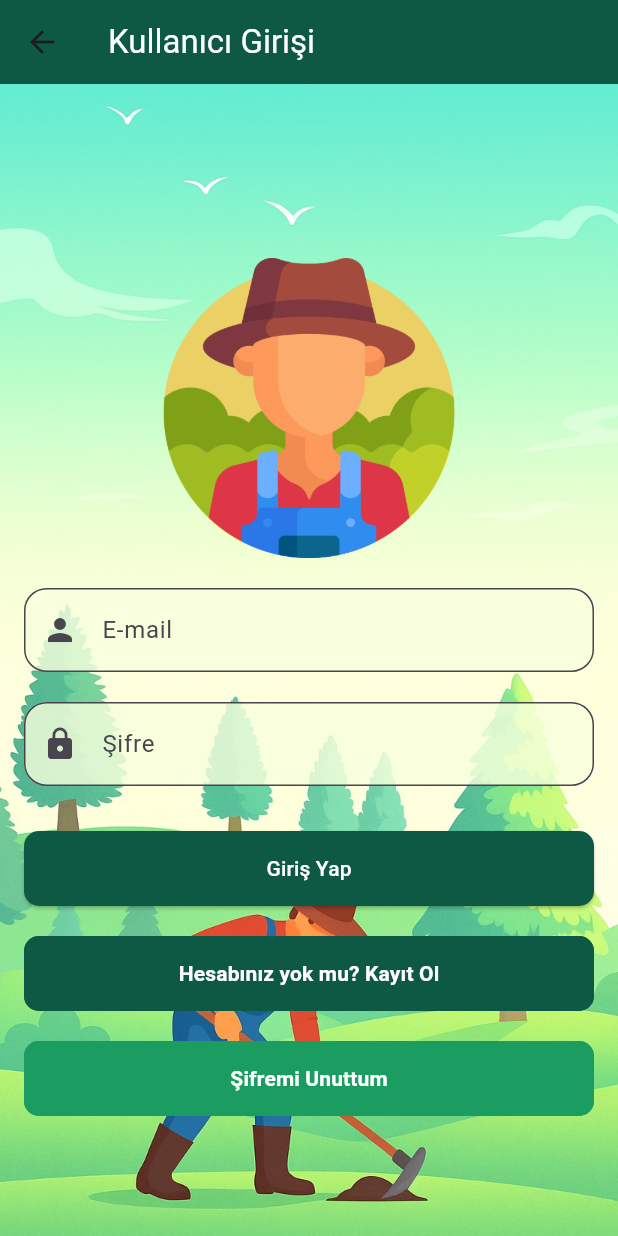
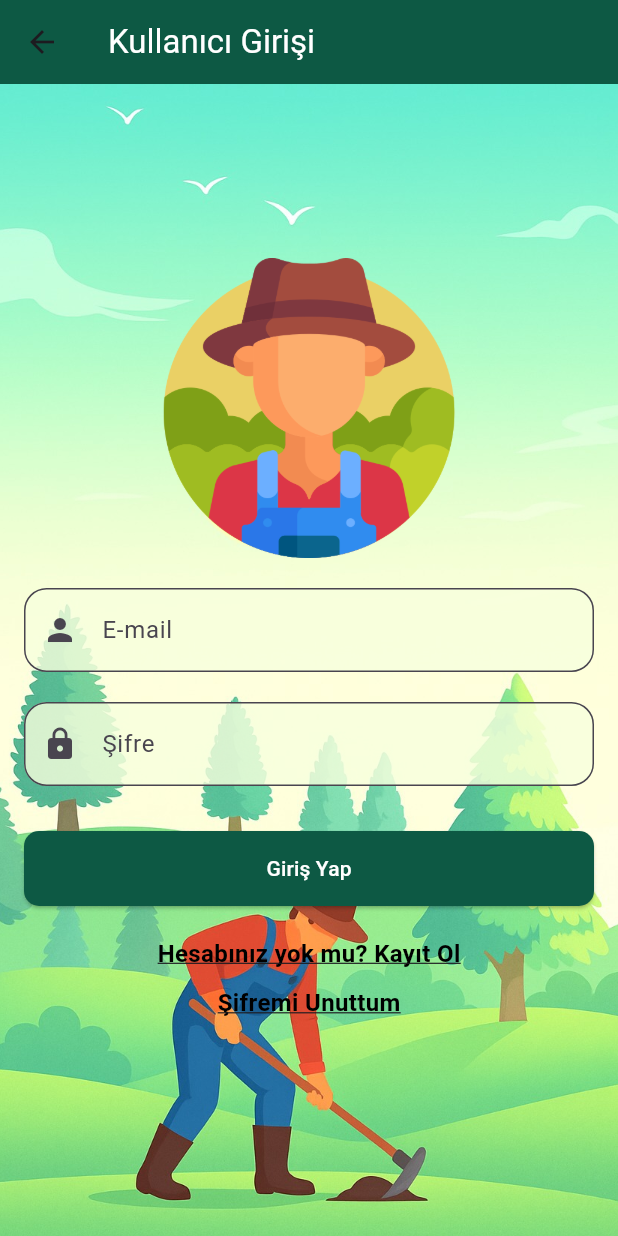
Before and after one commit to amessyrem/emmi, a Flutter app: the screen it shows after launch, after a tap on "Üretici Girişi", on a phone screen of 412 x 824 dp. Run offline on Flutter 3.47's test engine with Material 3 defaults, Android fonts, the phone set to English and light mode, and no system bars; our stand-ins replace cloud_firestore, firebase_auth, firebase_core, lottie; accounts and stored records are empty; statements that could not run were skipped.

Commit message:
butonlar iyileştirildi

```diff
--- a/lib/screens/login_screen.dart
+++ b/lib/screens/login_screen.dart
@@ -116,46 +116,38 @@ class LoginScreen extends StatelessWidget {
                       ),
                     ),
                     SizedBox(height: 20),
-                    OutlinedButton(
-                      onPressed: () {
+                    GestureDetector(
+                      onTap: () {
                         Navigator.push(
                           context,
                           MaterialPageRoute(builder: (context) => RegisterScreen()),
                         );
                       },
-                      style: OutlinedButton.styleFrom(
-                        side: BorderSide(color: Color(0xFF0D5944)),
-                        minimumSize: Size(double.infinity, 50),
-                        shape: RoundedRectangleBorder(borderRadius: BorderRadius.circular(10)),
-                        foregroundColor: Colors.white,
-                        backgroundColor: Color(0xFF0D5944),
-                      ),
                       child: Text(
                         "Hesabınız yok mu? Kayıt Ol",
-                        style: TextStyle(color: Colors.white, fontWeight: FontWeight.w600),
+                        style: TextStyle(
+                          color: Colors.black,
+                          fontWeight: FontWeight.w600,
+                          fontSize: 16,
+                          decoration: TextDecoration.underline,
+                        ),
                       ),
                     ),
-                    SizedBox(height: 20),
-                    OutlinedButton(
-                      onPressed: () {
+                    SizedBox(height: 10),
+                    GestureDetector(
+                      onTap: () {
                         Navigator.push(
                           context,
                           MaterialPageRoute(builder: (context) => ForgotPasswordScreen()),
                         );
                       },
-                      style: OutlinedButton.styleFrom(
-                        side: BorderSide(color: Color(0xFF1B9D62)),
-                        minimumSize: Size(double.infinity, 50),
-                        shape: RoundedRectangleBorder(borderRadius: BorderRadius.circular(10)),
-                        foregroundColor: Colors.white,
-                        backgroundColor: Color(0xFF1B9D62),
-                      ),
                       child: Text(
                         "Şifremi Unuttum",
                         style: TextStyle(
-                          color: Colors.white,
+                          color: Colors.black,
                           fontWeight: FontWeight.w600,
-                          decoration: TextDecoration.none,
+                          fontSize: 16,
+                          decoration: TextDecoration.underline,
                         ),
                       ),
                     ),
```
Also changed, not shown: pubspec.lock, 1 other file.
